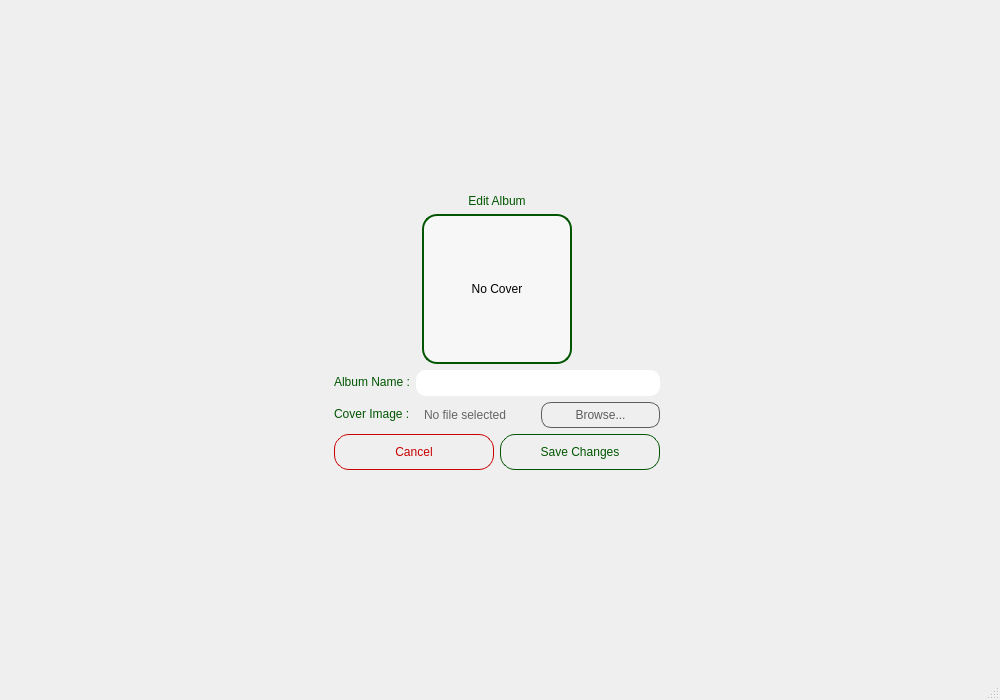
aminfooladi/QSpotify, file editalbumwindow.ui: the form before one commit.
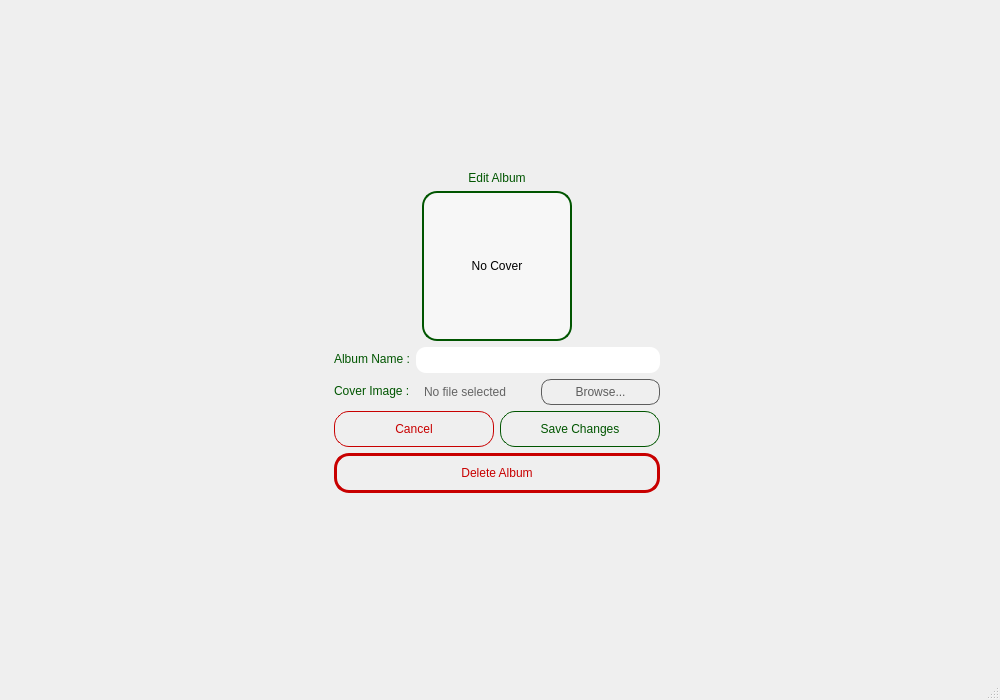
The form after the commit. Icons and pictures are not drawn.

```diff
--- a/editalbumwindow.ui
+++ b/editalbumwindow.ui
@@ -45,7 +45,7 @@
      </spacer>
     </item>
     <item row="1" column="1">
-     <layout class="QVBoxLayout" name="verticalLayout" stretch="0,0,0,0,0">
+     <layout class="QVBoxLayout" name="verticalLayout" stretch="0,0,0,0,0,0">
       <item>
        <widget class="QLabel" name="titleLabel">
         <property name="styleSheet">
@@ -232,6 +232,33 @@
         </item>
        </layout>
       </item>
+      <item>
+       <widget class="QPushButton" name="deleteAlbumPushButton">
+        <property name="styleSheet">
+         <string notr="true">QPushButton {
+background: transparent;
+border: 3px solid rgb(200, 0, 0);
+border-radius: 15px;
+padding: 10px;
+color: rgb(200, 0, 0);
+font: 700 12pt &quot;Segoe UI&quot;;
+}
+
+QPushButton:hover {
+	background-color: rgb(200, 0, 0);
+	border:1px solid rgb(255, 255, 255);
+	border-radius: 15px;
+	padding: 10px;
+	color: rgb(255, 255, 255);
+	font: 700 12pt &quot;Segoe UI&quot;;
+}
+</string>
+        </property>
+        <property name="text">
+         <string>Delete Album</string>
+        </property>
+       </widget>
+      </item>
       <item>
        <widget class="QLabel" name="errorLabel">
         <property name="styleSheet">
```
